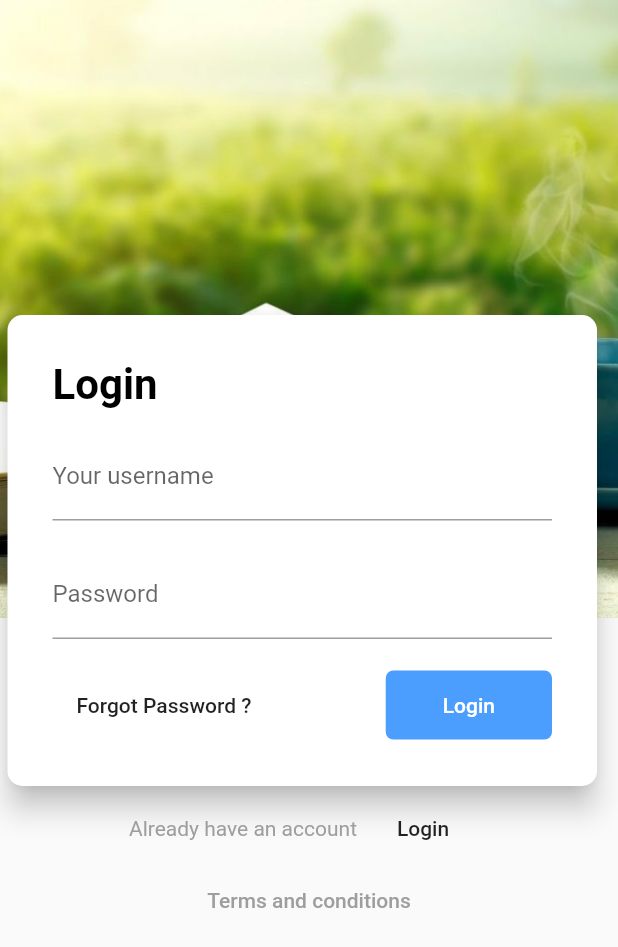
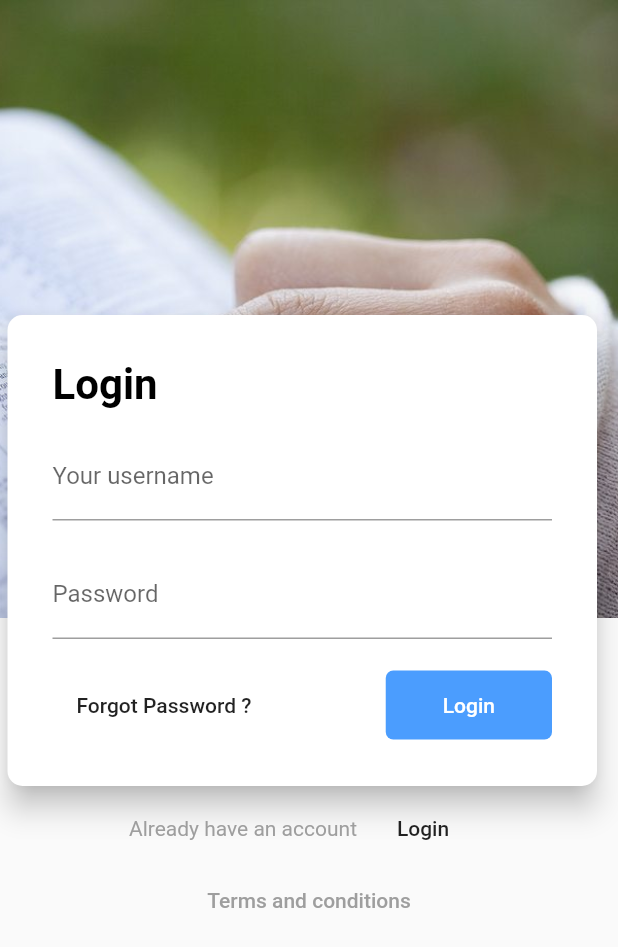
Before and after one commit to MyFlutterProjects/quiet-time-app-bloc, a Flutter app: the screen it shows after launch, on a phone screen of 412 x 824 dp. Shown: the top 947 px of the screen. Run offline on Flutter 3.47's test engine with Material 2 defaults, Android fonts, the phone set to English and light mode, and no system bars; our stand-ins replace bloc, flutter_bloc; accounts and stored records are empty.

Commit message:
able to post login

```diff
--- a/lib/repositories/user_repositories.dart
+++ b/lib/repositories/user_repositories.dart
@@ -53,6 +53,7 @@ class UserRepository {
   // Login
 
   Future<bool> login(String username, String password) async {
+    print('Calling post auth');
     var response = await http.post("$baseUrl/auth/signin",
       headers: <String, String> {
         'Content-Type': 'application/json; charset=UTF-8',
--- a/lib/views/login.dart
+++ b/lib/views/login.dart
@@ -1,4 +1,8 @@
+import 'dart:async';
+
 import 'package:flutter/material.dart';
+import 'package:qt_bloc_app/blocs/auth_bloc.dart';
+import 'package:qt_bloc_app/blocs/user_bloc.dart';
 
 class Login extends StatefulWidget {
   @override
@@ -7,14 +11,32 @@ class Login extends StatefulWidget {
 
 class _LoginState extends State<Login> {
 
+  AuthBloc _authBloc;
+
+  @override
+  void initState() {
+    _authBloc = AuthBloc();
+  }
+
   double screenHeight;
+  final _usernameController = TextEditingController();
+  final _passwordController = TextEditingController();
+
+  // StreamSubscription blocSubscription;
+
+
+  void authenticate() {
+    _authBloc.authenticate(_usernameController.text, _passwordController.text);
+  }
 
   @override
   Widget build(BuildContext context) {
 
     screenHeight = MediaQuery.of(context).size.height;// get screen size
     return Scaffold(
-      body: SingleChildScrollView(
+      body:
+
+      SingleChildScrollView(
         child: Stack(
           children: <Widget>[
             lowerHalf(context),
@@ -27,10 +49,15 @@ class _LoginState extends State<Login> {
   }
 
   Widget upperHalf(BuildContext context) {
+     var screenSize = MediaQuery.of(context).size;
+     print(screenSize);
+
     return Container(
       height: screenHeight /2,
+      width: screenSize.width, // fill up screen width
       child: Image.asset(
-        'images/coffee_bible.jpg',
+        // 'images/coffee_bible.jpg',
+        "images/reading-bible.jpg",
          fit: BoxFit.cover,  // fit image in box
       ),
     );
@@ -76,6 +103,7 @@ class _LoginState extends State<Login> {
                   ),
                   SizedBox( height: 15,),
                   TextFormField(
+                    controller: _usernameController,
                     decoration: InputDecoration(
                       labelText: "Your username",
                       hasFloatingPlaceholder: true
@@ -83,6 +111,7 @@ class _LoginState extends State<Login> {
                   ),
                   SizedBox(height: 20),
                   TextFormField(
+                    controller: _passwordController,
                     decoration: InputDecoration(
                       labelText: "Password",
                       hasFloatingPlaceholder: true)
@@ -108,7 +137,9 @@ class _LoginState extends State<Login> {
                         shape: RoundedRectangleBorder(
                           borderRadius: BorderRadius.circular(5)
                         ),
-                        onPressed: () {},
+                        onPressed: () {
+                          authenticate();
+                        },
                       )
 
                   ],
--- a/lib/views/user_details.dart
+++ b/lib/views/user_details.dart
@@ -27,6 +27,7 @@ class _UserDetailsState extends State<UserDetails> {
 
 
   StreamSubscription blocSubscription;
+
   @override
   void initState() {
     _userBloc = UserBloc();
@@ -95,7 +96,6 @@ class _UserDetailsState extends State<UserDetails> {
   String _value = '';
 
   Future _selectDate() async {
-    print('valsks');
     DateTime picked = await showDatePicker(
       context: context,
       initialDate: DateTime.now(),
```
